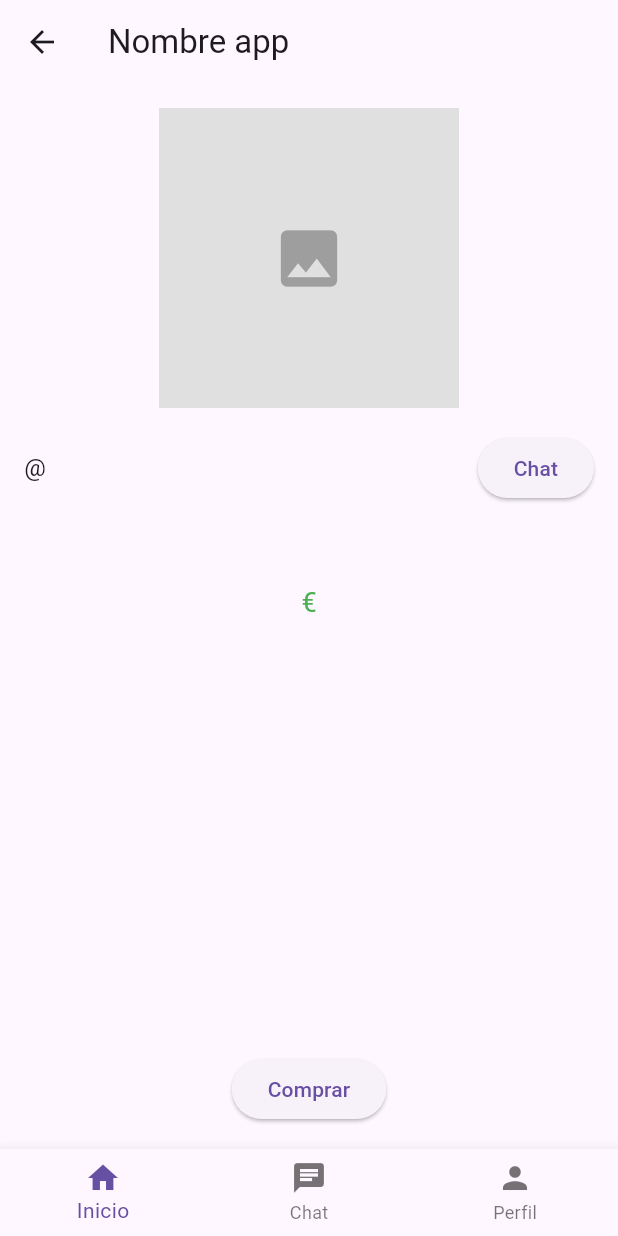
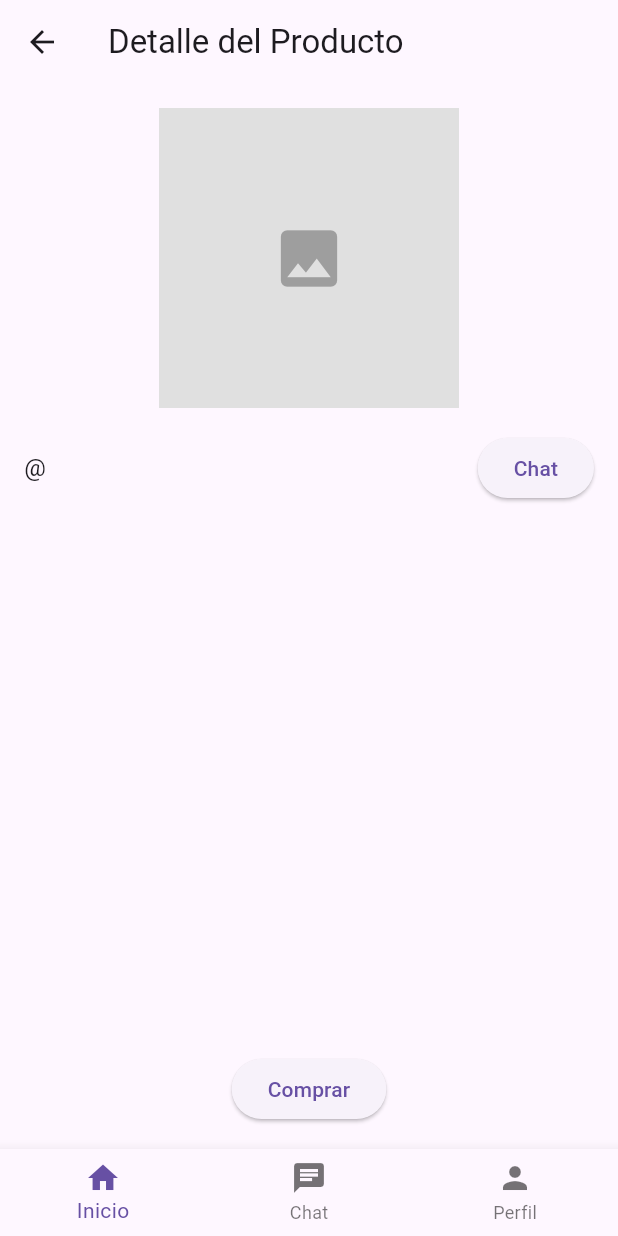
Before and after one commit to Estelamg/ProyectoIHM, a Flutter app: the ProductoDetalle screen opened directly with empty values, on a phone screen of 412 x 824 dp. Run offline on Flutter 3.47's test engine with Material 3 defaults, Android fonts, the phone set to English and light mode, and no system bars.

Commit message:
Detllaes del producto actualizados

```diff
--- a/aplicacion_flutter/lib/producto_detalle.dart
+++ b/aplicacion_flutter/lib/producto_detalle.dart
@@ -1,3 +1,4 @@
+import 'dart:io';
 import 'package:flutter/material.dart';
 
 class ProductoDetalle extends StatelessWidget {
@@ -5,6 +6,7 @@ class ProductoDetalle extends StatelessWidget {
   final String nombreProducto;
   final String descripcion;
   final String precio;
+  final String? imagen; // Ruta de la imagen del producto
 
   const ProductoDetalle({
     super.key,
@@ -12,13 +14,14 @@ class ProductoDetalle extends StatelessWidget {
     required this.nombreProducto,
     required this.descripcion,
     required this.precio,
+    this.imagen, // Parámetro opcional para la imagen
   });
 
   @override
   Widget build(BuildContext context) {
     return Scaffold(
       appBar: AppBar(
-        title: const Text('Nombre app'),
+        title: const Text('Detalle del Producto'),
         leading: IconButton(
           icon: const Icon(Icons.arrow_back),
           onPressed: () {
@@ -32,10 +35,17 @@ class ProductoDetalle extends StatelessWidget {
           crossAxisAlignment: CrossAxisAlignment.center,
           children: [
             // Imagen del producto
-            Container(
+            imagen != null
+                ? Image.file(
+                    File(imagen!), // Carga la imagen desde el archivo
                     height: 200,
                     width: 200,
-              color: Colors.grey[300], // Color gris como fondo de la imagen
+                    fit: BoxFit.cover,
+                  )
+                : Container(
+                    height: 200,
+                    width: 200,
+                    color: Colors.grey[300], // Fondo gris si no hay imagen
                     child: const Center(
                       child: Icon(
                         Icons.image,
@@ -53,6 +63,9 @@ class ProductoDetalle extends StatelessWidget {
                 ElevatedButton(
                   onPressed: () {
                     // Lógica para abrir un chat
+                    ScaffoldMessenger.of(context).showSnackBar(
+                      const SnackBar(content: Text('Abrir chat con el usuario')),
+                    );
                   },
                   child: const Text('Chat'),
                 ),
@@ -67,7 +80,7 @@ class ProductoDetalle extends StatelessWidget {
             const SizedBox(height: 8),
             // Precio
             Text(
-              '$precio€',
+              precio,
               style: const TextStyle(fontSize: 18, color: Colors.green),
             ),
             const SizedBox(height: 16),
@@ -82,6 +95,9 @@ class ProductoDetalle extends StatelessWidget {
             ElevatedButton(
               onPressed: () {
                 // Lógica para realizar la compra
+                ScaffoldMessenger.of(context).showSnackBar(
+                  const SnackBar(content: Text('Comprar producto')),
+                );
               },
               child: const Text('Comprar'),
             ),
@@ -103,6 +119,24 @@ class ProductoDetalle extends StatelessWidget {
             label: 'Perfil',
           ),
         ],
+        onTap: (index) {
+          // Manejar la navegación desde la barra inferior
+          switch (index) {
+            case 0:
+              Navigator.popUntil(context, ModalRoute.withName('/pagina_principal'));
+              break;
+            case 1:
+              ScaffoldMessenger.of(context).showSnackBar(
+                const SnackBar(content: Text('Navegar al chat')),
+              );
+              break;
+            case 2:
+              ScaffoldMessenger.of(context).showSnackBar(
+                const SnackBar(content: Text('Navegar al perfil')),
+              );
+              break;
+          }
+        },
       ),
     );
   }
```
Lines whose indentation alone changed are shown as unchanged.
